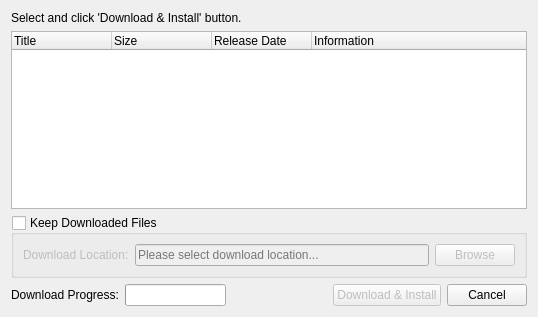
Above: databaseupdater.ui from srazi/Saaghar before the change. Below: the same form after it.
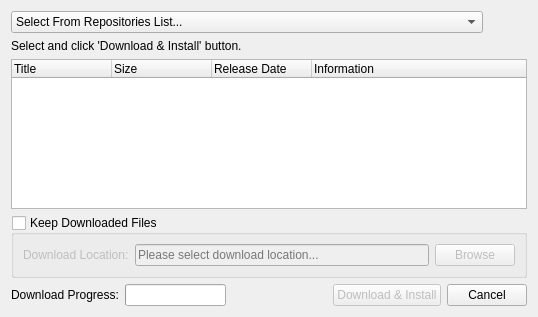
That is the form after the change. Icons and pictures are not drawn.

Commit message: New: Now 'DataBaseUpdater' has a combo box for selecting each repository, and also has a refresh button for refreshing the selected one.

Patch:
```diff
--- a/databaseupdater.ui
+++ b/databaseupdater.ui
@@ -19,6 +19,51 @@
   <layout class="QVBoxLayout" name="verticalLayout_2">
    <item>
     <layout class="QVBoxLayout" name="verticalLayout">
+     <item>
+      <layout class="QHBoxLayout" name="horizontalLayoutRepo">
+       <item>
+        <widget class="QComboBox" name="comboBoxRepoList">
+         <item>
+          <property name="text">
+           <string>Select From Repositories List...</string>
+          </property>
+         </item>
+        </widget>
+       </item>
+       <item>
+        <widget class="QPushButton" name="refreshPushButton">
+         <property name="enabled">
+          <bool>true</bool>
+         </property>
+         <property name="sizePolicy">
+          <sizepolicy hsizetype="Fixed" vsizetype="Fixed">
+           <horstretch>0</horstretch>
+           <verstretch>0</verstretch>
+          </sizepolicy>
+         </property>
+         <property name="cursor">
+          <cursorShape>ArrowCursor</cursorShape>
+         </property>
+         <property name="styleSheet">
+          <string notr="true">QPushButton { padding: 2px; }</string>
+         </property>
+         <property name="text">
+          <string/>
+         </property>
+         <property name="icon">
+          <iconset resource="saaghar.qrc">
+           <normaloff>:/resources/images/refresh.png</normaloff>:/resources/images/refresh.png</iconset>
+         </property>
+         <property name="checkable">
+          <bool>false</bool>
+         </property>
+         <property name="flat">
+          <bool>true</bool>
+         </property>
+        </widget>
+       </item>
+      </layout>
+     </item>
      <item>
       <widget class="QLabel" name="labelSubtitle">
        <property name="text">
```
Left out of the diff: 4 changed lines with no effect on the pictures. The commit also changes 4 other files.
